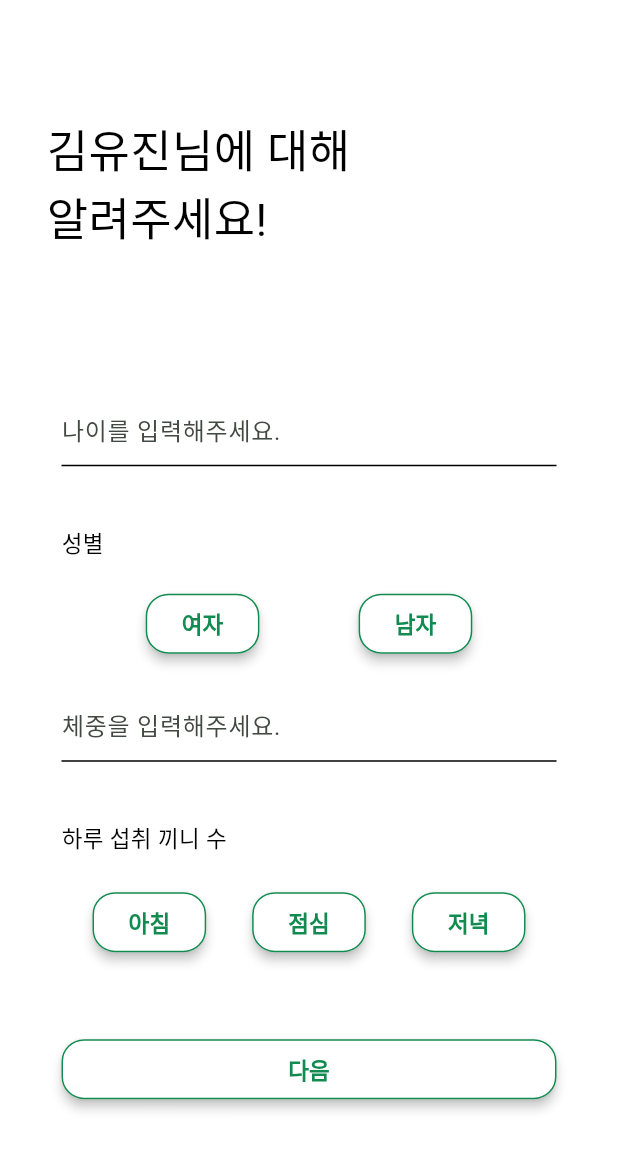
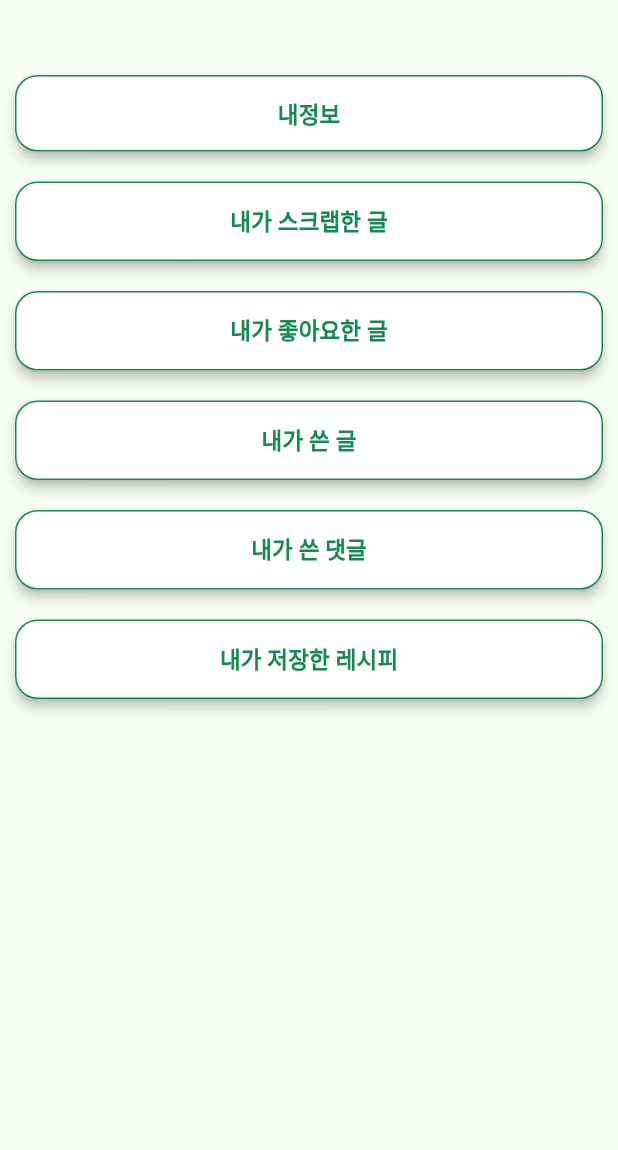
Before and after one commit to 25-1AlphaProject/Frontend, a Flutter app: the screen it shows after launch, on a phone screen of 412 x 824 dp. Shown: the top 1150 px of the screen. Run offline on Flutter 3.47's test engine with Material 3 defaults, Android fonts, the phone set to English and light mode, and no system bars; Roboto replaces fonts that are missing (PretendartVariable, yg-jalnan).

Commit message:
FEAT : mypage

```diff
--- a/alpha_front/lib/main.dart
+++ b/alpha_front/lib/main.dart
@@ -1,3 +1,4 @@
+import 'package:alpha_front/mypage/mypage_main.dart';
 import 'package:alpha_front/survey/pre_survey.dart';
 import 'package:alpha_front/Login/login.dart';
 import 'package:flutter/material.dart';
@@ -22,7 +23,8 @@ class CCBS extends StatelessWidget {
         useMaterial3: true,
       ),
       // home: const MyHomePage(title: '척척밥사'),
-      home: Survey(),
+      // home: Survey(),
+      home: MypageMain(),
       // home: loginScreen(),
     );
   }
--- /dev/null
+++ b/alpha_front/lib/mypage/mypage_main.dart
@@ -0,0 +1,230 @@
+import 'package:alpha_front/mypage/mypage_myinfo.dart';
+import 'package:alpha_front/mypage/mypage_mylike.dart';
+import 'package:alpha_front/mypage/mypage_myscrap.dart';
+import 'package:flutter/material.dart';
+
+class MypageMain extends StatefulWidget {
+  const MypageMain({super.key});
+
+  @override
+  State<MypageMain> createState() => _MypageMainState();
+}
+
+class _MypageMainState extends State<MypageMain> {
+  @override
+  Widget build(BuildContext context) {
+    return Scaffold(
+        body: Center(
+            child: Column(
+              children: [
+                Container(
+                    padding: EdgeInsets.fromLTRB(10, 50, 10, 20),
+                    width: double.infinity,
+                    child: ElevatedButton(
+                    style: ElevatedButton.styleFrom(
+                        padding: EdgeInsets.symmetric(vertical: 15),
+                        backgroundColor: Colors.white,
+                        shape : RoundedRectangleBorder(
+                        borderRadius: BorderRadius.circular(15),
+                        ),
+                        side: BorderSide(color: Color(0xff118B50), width: 1),
+                        elevation: 3,
+
+                    ),
+                    onPressed: () {
+                        Navigator.push(
+                        context,
+                        MaterialPageRoute(
+                            builder: (context) => MypageMyinfo())
+                        );
+                    },
+                    child: Text(
+                        '내정보',
+                        style: TextStyle(
+                        fontFamily: 'PretendartVariable',
+                        fontSize: 15,
+                        fontWeight: FontWeight.bold,
+                        color: Color(0xff118B50),
+
+                        ),
+                    ),
+                ),
+            ),
+            Container(
+                padding: EdgeInsets.fromLTRB(10, 0, 10, 20),
+                width: double.infinity,
+                child: ElevatedButton(
+                style: ElevatedButton.styleFrom(
+                    padding: EdgeInsets.symmetric(vertical: 15),
+                    backgroundColor: Colors.white,
+                    shape : RoundedRectangleBorder(
+                    borderRadius: BorderRadius.circular(15),
+                    ),
+                    side: BorderSide(color: Color(0xff118B50), width: 1),
+                    elevation: 3,
+
+                ),
+                onPressed: () {
+                    Navigator.push(
+                    context,
+                    MaterialPageRoute(
+                        builder: (context) => MypageMyscrap())
+                    );
+                },
+                child: Text(
+                    '내가 스크랩한 글',
+                    style: TextStyle(
+                    fontFamily: 'PretendartVariable',
+                    fontSize: 15,
+                    fontWeight: FontWeight.bold,
+                    color: Color(0xff118B50),
+
+                    ),
+                ),
+            ),
+        ),
+
+            Container(
+                padding: EdgeInsets.fromLTRB(10, 0, 10, 20),
+                width: double.infinity,
+                child: ElevatedButton(
+                style: ElevatedButton.styleFrom(
+                    padding: EdgeInsets.symmetric(vertical: 15),
+                    backgroundColor: Colors.white,
+                    shape : RoundedRectangleBorder(
+                    borderRadius: BorderRadius.circular(15),
+                    ),
+                    side: BorderSide(color: Color(0xff118B50), width: 1),
+                    elevation: 3,
+
+                ),
+                onPressed: () {
+                    Navigator.push(
+                    context,
+                    MaterialPageRoute(
+                        builder: (context) => MypageMylike())
+                    );
+                },
+                child: Text(
+                    '내가 좋아요한 글',
+                    style: TextStyle(
+                    fontFamily: 'PretendartVariable',
+                    fontSize: 15,
+                    fontWeight: FontWeight.bold,
+                    color: Color(0xff118B50),
+
+                    ),
+                ),
+            ),
+        ),
+
+                Container(
+                    padding: EdgeInsets.fromLTRB(10, 0, 10, 20),
+                    width: double.infinity,
+                    child: ElevatedButton(
+                    style: ElevatedButton.styleFrom(
+                        padding: EdgeInsets.symmetric(vertical: 15),
+                        backgroundColor: Colors.white,
+                        shape : RoundedRectangleBorder(
+                        borderRadius: BorderRadius.circular(15),
+                        ),
+                        side: BorderSide(color: Color(0xff118B50), width: 1),
+                        elevation: 3,
+
+                    ),
+                    onPressed: () {
+                        Navigator.push(
+                        context,
+                        MaterialPageRoute(
+                            builder: (context) => MypageMyinfo())
+                        );
+                    },
+                    child: Text(
+                        '내가 쓴 글',
+                        style: TextStyle(
+                        fontFamily: 'PretendartVariable',
+                        fontSize: 15,
+                        fontWeight: FontWeight.bold,
+                        color: Color(0xff118B50),
+
+                        ),
+                    ),
+                ),
+            ),
+
+            Container(
+                padding: EdgeInsets.fromLTRB(10, 0, 10, 20),
+                width: double.infinity,
+                child: ElevatedButton(
+                style: ElevatedButton.styleFrom(
+                    padding: EdgeInsets.symmetric(vertical: 15),
+                    backgroundColor: Colors.white,
+                    shape : RoundedRectangleBorder(
+                    borderRadius: BorderRadius.circular(15),
+                    ),
+                    side: BorderSide(color: Color(0xff118B50), width: 1),
+                    elevation: 3,
+
+                ),
+                onPressed: () {
+                    Navigator.push(
+                    context,
+                    MaterialPageRoute(
+                        builder: (context) => MypageMyscrap())
+                    );
+                },
+                child: Text(
+                    '내가 쓴 댓글',
+                    style: TextStyle(
+                    fontFamily: 'PretendartVariable',
+                    fontSize: 15,
+                    fontWeight: FontWeight.bold,
+                    color: Color(0xff118B50),
+
+                    ),
+                ),
+            ),
+        ),
+
+            Container(
+                padding: EdgeInsets.fromLTRB(10, 0, 10, 20),
+                width: double.infinity,
+                child: ElevatedButton(
+                style: ElevatedButton.styleFrom(
+                    padding: EdgeInsets.symmetric(vertical: 15),
+                    backgroundColor: Colors.white,
+                    shape : RoundedRectangleBorder(
+                    borderRadius: BorderRadius.circular(15),
+                    ),
+                    side: BorderSide(color: Color(0xff118B50), width: 1),
+                    elevation: 3,
+
+                ),
+                onPressed: () {
+                    Navigator.push(
+                    context,
+                    MaterialPageRoute(
+                        builder: (context) => MypageMylike())
+                    );
+                },
+                child: Text(
+                    '내가 저장한 레시피',
+                    style: TextStyle(
+                    fontFamily: 'PretendartVariable',
+                    fontSize: 15,
+                    fontWeight: FontWeight.bold,
+                    color: Color(0xff118B50),
+
+                    ),
+                ),
+            ),
+        ),
+
+            ],
+        ),
+    ),
+
+    );
+
+  }
+}
```
Also changed, not shown: alpha_front/lib/mypage/mypage_myinfo.dart (added, +15 -0 lines), alpha_front/lib/mypage/mypage_mylike.dart (added, +15 -0 lines), alpha_front/lib/mypage/mypage_myscrap.dart (added, +15 -0 lines).
